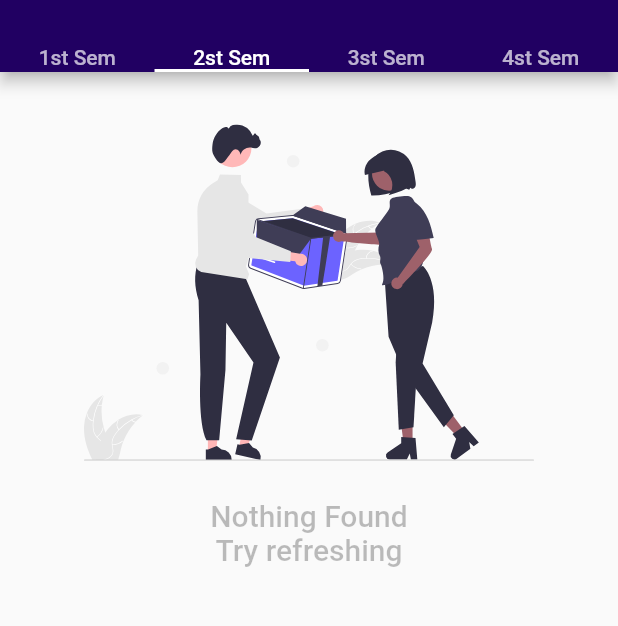
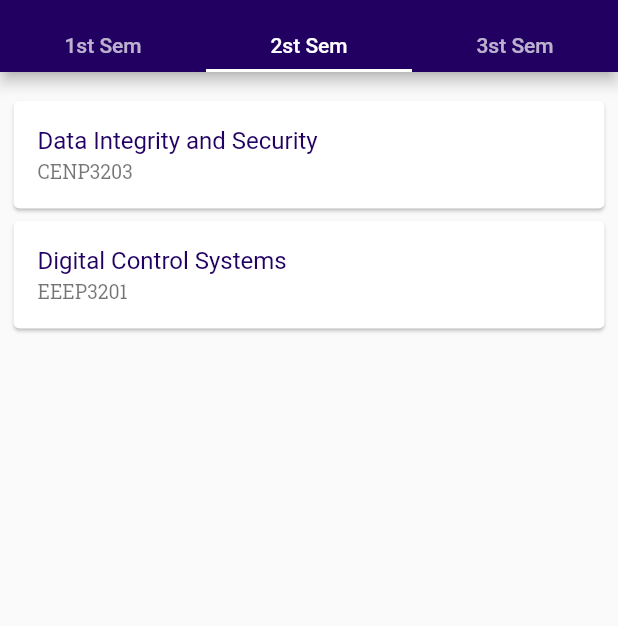
Before and after one commit to MLesky/School-Docs, a Flutter app: the HomePage screen opened by its route, on a phone screen of 412 x 824 dp, the part 84-710 px from its top. Run offline on Flutter 3.47's test engine with Material 2 defaults, Android fonts, the light colour scheme and no system bars; our stand-ins replace flutter_spinkit, flutter_svg, go_router, google_fonts; Roboto replaces fonts that are missing (Ledger, Rufina).

Commit message:
add document list

```diff
--- a/lib/app/reading/data/courses.dart
+++ b/lib/app/reading/data/courses.dart
@@ -1,10 +1,11 @@
+import 'package:school_docs/app/reading/data/documents.dart';
 import 'package:school_docs/app/reading/models/course.dart';
 
-List<Course> listOfColtechCenCourses = [
-  Course(name: 'Data Integrity and Security', abbreviation: 'CENP3203', documents: []),
-  Course(name: 'Digital Control Systems', abbreviation: 'EEEP3201', documents: []),
+List<Course> listOfColtechCenYear2Sem1Courses = [
+  Course(name: 'Data Integrity and Security', abbreviation: 'CENP3203', documents: listOfCENP3203),
+  Course(name: 'Digital Control Systems', abbreviation: 'EEEP3201', documents: listOfEEEP3201),
 ];
-List<Course> listOfNahpiComCourses = [
+List<Course> listOfNahpiYear2Sem1ComCourses = [
  Course(name: 'Web Programing 2', abbreviation: 'COME3201', documents: []),
  Course(name: 'Advanced Logic Design', abbreviation: 'COME3203', documents: []),
 ];
--- /dev/null
+++ b/lib/app/reading/data/data.dart
@@ -0,0 +1,2 @@
+export 'package:school_docs/app/reading/data/documents.dart';
+export 'package:school_docs/app/reading/data/courses.dart';
--- a/lib/app/reading/models/document.dart
+++ b/lib/app/reading/models/document.dart
@@ -4,5 +4,7 @@ class Document {
   final String title;
   final String lecturersName;
   final String coverImagePath;
-  Document({this.id = '', required this.title, this.lecturersName = '', this.coverImagePath = ''});
+  final String pdfPath;
+
+  Document({this.pdfPath = '', this.id = '', required this.title, this.lecturersName = '', this.coverImagePath = ''});
 }
--- a/lib/app/reading/models/models.dart
+++ b/lib/app/reading/models/models.dart
@@ -1,2 +1,3 @@
 export 'package:school_docs/app/reading/models/course.dart';
 export 'package:school_docs/app/reading/models/document.dart';
+export 'package:school_docs/app/reading/models/year_of_studies.dart';
--- a/lib/app/reading/presentation/screens/home_page.dart
+++ b/lib/app/reading/presentation/screens/home_page.dart
@@ -1,6 +1,7 @@
 import 'package:flutter/material.dart';
 import 'package:flutter_svg/flutter_svg.dart';
 import 'package:go_router/go_router.dart';
+import 'package:school_docs/app/reading/data/courses.dart';
 import 'package:school_docs/utils/utils.dart';
 
 // TODO: SVG icon color
@@ -12,7 +13,7 @@ class HomePage extends StatelessWidget {
   Widget build(BuildContext context) {
     return DefaultTabController(
         initialIndex: 1,
-        length: 4,
+        length: 3,
         child: Scaffold(
           appBar: AppBar(
             title: const Text(kAppName),
@@ -40,35 +41,41 @@ class HomePage extends StatelessWidget {
             ],
             bottom: const TabBar(
               tabs: [
-                Text('1st Sem'),
-                Text('2st Sem'),
-                Text('3st Sem'),
-                Text('4st Sem'),
+                Padding(
+                  padding: EdgeInsets.all(8.0),
+                  child: Text('1st Sem'),
+                ),
+                Padding(
+                  padding: EdgeInsets.all(8.0),
+                  child: Text('2st Sem'),
+                ),
+                Padding(
+                  padding: EdgeInsets.all(8.0),
+                  child: Text('3st Sem'),
+                ),
               ],
             ),
           ),
-          body: const TabBarView(children: [
-            SelectionListScreen(
+          body: Padding(
+            padding: const EdgeInsets.symmetric(vertical: Spacings.sm, horizontal: Spacings.xs),
+            child: TabBarView(children: [
+              const SelectionListScreen(
                 listItems: [],
                 path: '',
                 paramType: '',
               ),
               SelectionListScreen(
+                listItems: listOfColtechCenYear2Sem1Courses,
+                path: Routes.documents,
+                paramType: 'course',
+              ),
+              const SelectionListScreen(
                 listItems: [],
                 path: '',
                 paramType: '',
               ),
-            SelectionListScreen(
-              listItems: [],
-              path: '',
-              paramType: '',
-            ),
-            SelectionListScreen(
-              listItems: [],
-              path: '',
-              paramType: '',
-            ),
-          ])
+            ]),
+          )
         ));
   }
 }
--- a/lib/app/reading/reading.dart
+++ b/lib/app/reading/reading.dart
@@ -1,2 +1,3 @@
 export 'package:school_docs/app/reading/presentation/presentation.dart';
 export 'package:school_docs/app/reading/models/models.dart';
+export 'package:school_docs/app/reading/data/data.dart';
--- a/lib/utils/constants/routes.dart
+++ b/lib/utils/constants/routes.dart
@@ -17,7 +17,7 @@ class Routes {
 
 // TODO: redirect on error route
 
-GoRouter routes = GoRouter(initialLocation: '/welcome/select_school', routes: [
+GoRouter routes = GoRouter(initialLocation: '/welcome', routes: [
   GoRoute(
       path: Routes.welcome,
       builder: ((context, state) => const WelcomeScreen()),
@@ -45,9 +45,9 @@ GoRouter routes = GoRouter(initialLocation: '/welcome/select_school', routes: [
       builder: (context, state) => const HomePage(),
       routes: [
         GoRoute(
-            path: 'documents',
+            path: 'documents/:course',
             name: Routes.documents,
-            builder: (context, state) => const DocumentPage(),
+            builder: (context, state) => DocumentPage(course: state.params['course']!,),
             routes: [
               GoRoute(
                 path: 'reading',
--- a/lib/utils/utils.dart
+++ b/lib/utils/utils.dart
@@ -3,4 +3,5 @@ export 'package:school_docs/generated/assets.dart';
 export 'package:school_docs/utils/constants/spacing.dart';
 export 'package:school_docs/utils/constants/routes.dart';
 export 'package:school_docs/utils/widgets/list_item.dart';
+export 'package:school_docs/utils/widgets/list_image_item.dart';
 export 'package:school_docs/utils/widgets/selection_list_builder.dart';
--- a/lib/utils/widgets/selection_list_builder.dart
+++ b/lib/utils/widgets/selection_list_builder.dart
@@ -1,6 +1,7 @@
 import 'package:flutter/material.dart';
 import 'package:flutter_spinkit/flutter_spinkit.dart';
 import 'package:flutter_svg/flutter_svg.dart';
+import 'package:go_router/go_router.dart';
 import 'package:school_docs/utils/utils.dart';
 
 // TODO: implement display for no items found
@@ -11,11 +12,13 @@ class SelectionListScreen extends StatelessWidget {
       required this.listItems,
       required this.path,
       this.params = const {},
-      required this.paramType});
+      required this.paramType,
+      this.useListCardItem = true});
 
   final List listItems;
   final String path;
   final String paramType;
+  final bool useListCardItem;
   final Map<String, String> params;
 
   @override
@@ -55,6 +58,7 @@ class SelectionListScreen extends StatelessWidget {
             return ListView.builder(
                 itemCount: snapshot.data?.length,
                 itemBuilder: (context, index) {
+                  if(useListCardItem) {
                     return ListCardItem(
                       params: params,
                       path: path,
@@ -62,6 +66,15 @@ class SelectionListScreen extends StatelessWidget {
                       subTitleText: snapshot.data![index]?.abbreviation ?? 'bn',
                       paramType: paramType,
                     );
+                  } else {
+                    return ListBookCardItem(
+                      params: params,
+                      path: path,
+                      titleText: snapshot.data![index].title,
+                      subTitleText: snapshot.data![index]?.lecturersName ?? 'bn',
+                      paramType: paramType,
+                    );
+                  }
                 });
           }
         });
```
Also changed, not shown: lib/app/reading/models/year_of_studies.dart (added, +16 -0 lines), lib/app/reading/presentation/screens/documents_screen.dart (+13 -10 lines), lib/utils/widgets/list_image_item.dart (added, +34 -0 lines), assets/images/book_cover.png (renamed from assets/images/PNG/Asset 1@2x.png), lib/generated/assets.dart. Lines whose indentation alone changed are shown as unchanged.
